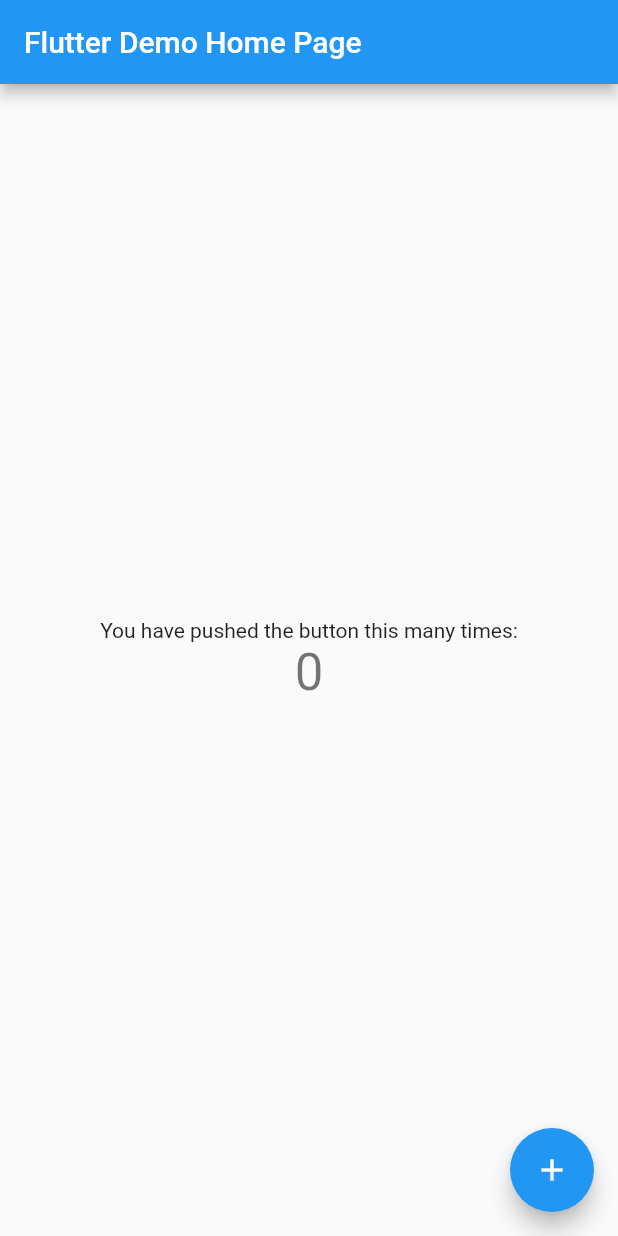
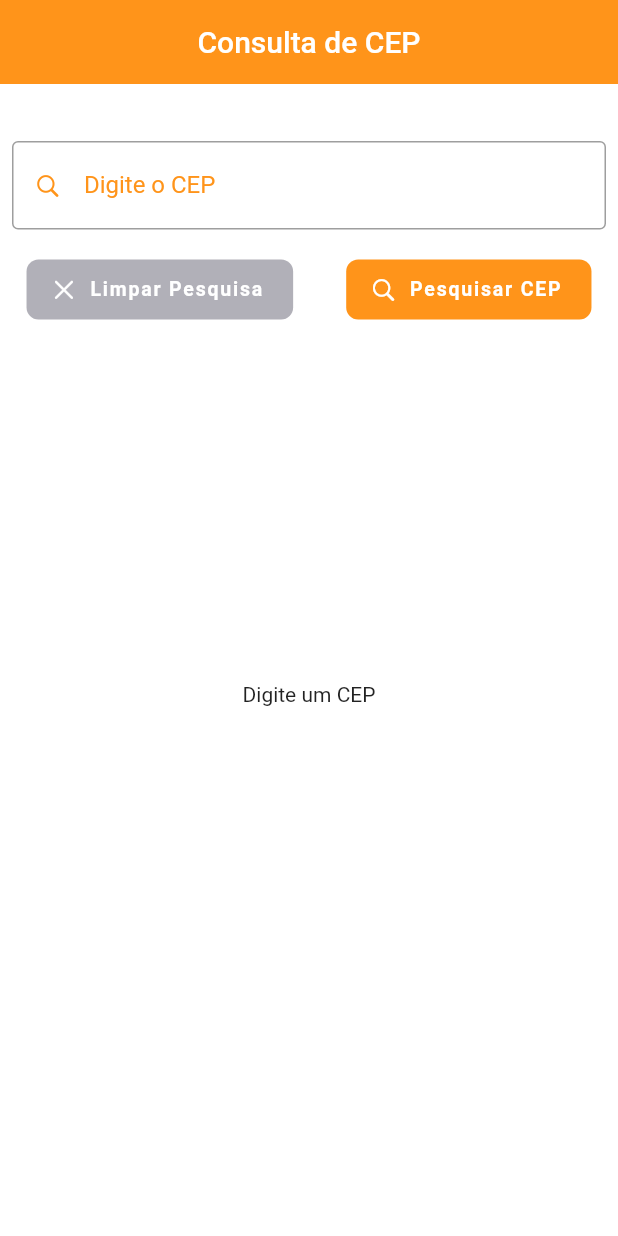
Before and after one commit to Jadiel-Santana/cep_search_clean_architecture, a Flutter app: the screen it shows after launch, on a phone screen of 412 x 824 dp. Run offline on Flutter 3.47's test engine with Material 2 defaults, Android fonts, the phone set to English and light mode, and no system bars; our stand-ins replace brasil_fields, dartz, get; Roboto replaces fonts that are missing (Montserrat).

Commit message:
Construção do presenter.

```diff
--- /dev/null
+++ b/lib/app/core/components/button.dart
@@ -0,0 +1,40 @@
+import 'package:flutter/material.dart';
+
+class Button extends StatelessWidget {
+  final String title;
+  final Color backgroundColor;
+  final IconData icon;
+  final Function() onPressed;
+
+  const Button({
+    Key? key,
+    required this.title,
+    required this.backgroundColor,
+    required this.icon,
+    required this.onPressed,
+  }) : super(key: key);
+
+  @override
+  Widget build(BuildContext context) {
+    return SizedBox(
+      height: 40,
+      child: FloatingActionButton.extended(
+        heroTag: UniqueKey(),
+        label: Text(
+          title,
+          style: const TextStyle(
+            fontSize: 13,
+            fontWeight: FontWeight.bold,
+          ),
+        ),
+        icon: Icon(
+          icon,
+          size: 18,
+          color: Colors.white,
+        ),
+        backgroundColor: backgroundColor,
+        onPressed: onPressed,
+      ),
+    );
+  }
+}
--- /dev/null
+++ b/lib/app/core/theme/app_colors.dart
@@ -0,0 +1,11 @@
+import 'package:flutter/material.dart';
+
+class AppColors {
+  AppColors._();
+
+  static const Color primary = Color(0xFFFF941A);
+  static const Color secondary = Color(0xFF585666);
+  static const Color grey = Color(0xFFB1B0B8);
+  static const Color white = Color(0xFFFFFFFF);
+  static const Color transparent = Color(0x00000000);
+}
--- /dev/null
+++ b/lib/app/core/theme/app_theme.dart
@@ -0,0 +1,49 @@
+import 'package:flutter/material.dart';
+import 'package:flutter/services.dart';
+
+import 'app_colors.dart';
+
+  ThemeData appTheme() {
+    const Color primaryColor = AppColors.primary;
+    const Color white = AppColors.white;
+
+    return ThemeData(
+      visualDensity: VisualDensity.adaptivePlatformDensity,
+      primaryColor: primaryColor,
+      backgroundColor: white,
+      scaffoldBackgroundColor: white,
+      hintColor: primaryColor,
+      brightness: Brightness.light,
+      fontFamily: 'Montserrat',
+      appBarTheme: const AppBarTheme(
+        elevation: 0,
+        titleSpacing: 0,
+        centerTitle: true,
+        color: primaryColor, systemOverlayStyle: SystemUiOverlayStyle.light,
+      ),
+      cardTheme: CardTheme(
+        color: white,
+        elevation: 4,
+        margin: EdgeInsets.zero,
+        shape: RoundedRectangleBorder(
+          borderRadius: BorderRadius.circular(8),
+        ),
+      ),
+      inputDecorationTheme: const InputDecorationTheme(
+        border: OutlineInputBorder(),
+        focusedBorder: OutlineInputBorder(
+          borderSide: BorderSide(color: primaryColor),
+        ),
+        labelStyle: TextStyle(color: primaryColor),
+        prefixIconColor: primaryColor,
+      ),
+      floatingActionButtonTheme: FloatingActionButtonThemeData(
+        elevation: 0,
+        foregroundColor: white,
+        backgroundColor: primaryColor,
+        shape: RoundedRectangleBorder(
+          borderRadius: BorderRadius.circular(8),
+        ),
+      ),
+    );
+  }
--- a/lib/app/layers/cep_search/domain/usecases/search_by_zipcode.dart
+++ b/lib/app/layers/cep_search/domain/usecases/search_by_zipcode.dart
@@ -1,4 +1,5 @@
 import 'package:dartz/dartz.dart';
+
 import '../entities/search_entity.dart';
 import '../errors/errors.dart';
 import '../repositories/search_repository.dart';
--- /dev/null
+++ b/lib/app/layers/cep_search/presenter/controllers/search_controller.dart
@@ -0,0 +1,44 @@
+import 'package:cep_search_clean_architecture/app/layers/cep_search/domain/errors/errors.dart';
+import 'package:cep_search_clean_architecture/app/layers/cep_search/domain/usecases/search_by_zipcode.dart';
+import 'package:flutter/cupertino.dart';
+import 'package:get/get.dart';
+
+import '../../domain/entities/search_entity.dart';
+
+class SearchController extends GetxController with StateMixin<SearchEntity> {
+  final SearchByZipCode _usecase;
+
+  SearchController(this._usecase);
+
+  final searchController = TextEditingController(text: '');
+
+  @override
+  void onInit() {
+    super.onInit();
+    searchZipCode();
+  }
+
+  void clearSearchInput() => searchController.clear();
+
+  searchZipCode() async {
+    change(null, status: RxStatus.loading());
+    var result = await _usecase(searchController.text);
+    return result.fold(
+      (error) => change(
+        null,
+        status: RxStatus.error(
+          (error is DatasourceError)
+            ? 'Nenhum resultado encontrado'
+            : 'Digite um CEP',
+        ),
+      ),
+      (success) => change(success, status: RxStatus.success()),
+    );
+  }
+
+  @override
+  void onClose() {
+    searchController.dispose();
+    super.onClose();
+  }
+}
--- /dev/null
+++ b/lib/app/layers/cep_search/presenter/pages/search_page.dart
@@ -0,0 +1,94 @@
+import 'package:brasil_fields/brasil_fields.dart';
+import 'package:cep_search_clean_architecture/app/core/theme/app_colors.dart';
+import 'package:flutter/cupertino.dart';
+import 'package:flutter/material.dart';
+import 'package:flutter/services.dart';
+import 'package:get/get.dart';
+
+import '../../../../core/components/button.dart';
+import '../components/zipcode_card_item.dart';
+import '../controllers/search_controller.dart';
+
+class SearchPage extends GetView<SearchController> {
+  const SearchPage({Key? key}) : super(key: key);
+
+  @override
+  Widget build(BuildContext context) {
+    return Scaffold(
+      appBar: AppBar(
+        title: const Text('Consulta de CEP'),
+      ),
+      body: SingleChildScrollView(
+        child: Column(
+          children: [
+            Column(
+              children: [
+                const SizedBox(height: 30),
+                Padding(
+                  padding: const EdgeInsets.all(8),
+                  child: TextFormField(
+                    controller: controller.searchController,
+                    textInputAction: TextInputAction.done,
+                    keyboardType: TextInputType.number,
+                    cursorColor: AppColors.primary,
+                    inputFormatters: [
+                      FilteringTextInputFormatter.digitsOnly,
+                      CepInputFormatter(ponto: false),
+                    ],
+                    decoration: const InputDecoration(
+                      labelText: 'Digite o CEP',
+                      prefixIcon: Icon(
+                        CupertinoIcons.search,
+                        size: 18,
+                      ),
+                    ),
+                  ),
+                ),
+                const SizedBox(height: 12),
+                Row(
+                  mainAxisAlignment: MainAxisAlignment.spaceAround,
+                  children: [
+                    Button(
+                      title: 'Limpar Pesquisa',
+                      backgroundColor: AppColors.grey,
+                      icon: CupertinoIcons.clear,
+                      onPressed: controller.clearSearchInput,
+                    ),
+                    Button(
+                      title: 'Pesquisar CEP',
+                      backgroundColor: AppColors.primary,
+                      icon: CupertinoIcons.search,
+                      onPressed: controller.searchZipCode,
+                    ),
+                  ],
+                ),
+              ],
+            ),
+            Column(
+              children: [
+                const SizedBox(height: 50),
+                controller.obx(
+                  (state) => ZipCodeCardItem(entity: state!),
+                  onLoading: const SizedBox(
+                    height: 400,
+                    child: Center(
+                      child: CircularProgressIndicator(
+                        color: AppColors.primary,
+                      ),
+                    ),
+                  ),
+                  onError: (error) => SizedBox(
+                    height: 400,
+                    child: Center(
+                      child: Text(error!),
+                    ),
+                  ),
+                ),
+              ],
+            ),
+          ],
+        ),
+      ),
+    );
+  }
+}
--- a/lib/main.dart
+++ b/lib/main.dart
@@ -1,4 +1,9 @@
 import 'package:flutter/material.dart';
+import 'package:get/get.dart';
+
+import 'app/core/theme/app_theme.dart';
+import 'app/layers/cep_search/presenter/bindings/search_binding.dart';
+import 'app/layers/cep_search/presenter/pages/search_page.dart';
 
 void main() {
   runApp(const MyApp());
@@ -7,109 +12,20 @@ void main() {
 class MyApp extends StatelessWidget {
   const MyApp({Key? key}) : super(key: key);
 
-  // This widget is the root of your application.
   @override
   Widget build(BuildContext context) {
-    return MaterialApp(
-      title: 'Flutter Demo',
-      theme: ThemeData(
-        // This is the theme of your application.
-        //
-        // Try running your application with "flutter run". You'll see the
-        // application has a blue toolbar. Then, without quitting the app, try
-        // changing the primarySwatch below to Colors.green and then invoke
-        // "hot reload" (press "r" in the console where you ran "flutter run",
-        // or simply save your changes to "hot reload" in a Flutter IDE).
-        // Notice that the counter didn't reset back to zero; the application
-        // is not restarted.
-        primarySwatch: Colors.blue,
-      ),
-      home: const MyHomePage(title: 'Flutter Demo Home Page'),
+    return GetMaterialApp(
+      title: 'Via CEP - Consulta',
+      debugShowCheckedModeBanner: false,
+      theme: appTheme(),
+      initialRoute: '/search_page',
+      getPages: [
+        GetPage(
+          name: '/search_page',
+          page: () => const SearchPage(),
+          binding: SearchBinding(),
+        ),
+      ],
     );
   }
 }
-
-class MyHomePage extends StatefulWidget {
-  const MyHomePage({Key? key, required this.title}) : super(key: key);
-
-  // This widget is the home page of your application. It is stateful, meaning
-  // that it has a State object (defined below) that contains fields that affect
-  // how it looks.
-
-  // This class is the configuration for the state. It holds the values (in this
-  // case the title) provided by the parent (in this case the App widget) and
-  // used by the build method of the State. Fields in a Widget subclass are
-  // always marked "final".
-
-  final String title;
-
-  @override
-  State<MyHomePage> createState() => _MyHomePageState();
-}
-
-class _MyHomePageState extends State<MyHomePage> {
-  int _counter = 0;
-
-  void _incrementCounter() {
-    setState(() {
-      // This call to setState tells the Flutter framework that something has
-      // changed in this State, which causes it to rerun the build method below
-      // so that the display can reflect the updated values. If we changed
-      // _counter without calling setState(), then the build method would not be
-      // called again, and so nothing would appear to happen.
-      _counter++;
-    });
-  }
-
-  @override
-  Widget build(BuildContext context) {
-    // This method is rerun every time setState is called, for instance as done
-    // by the _incrementCounter method above.
-    //
-    // The Flutter framework has been optimized to make rerunning build methods
-    // fast, so that you can just rebuild anything that needs updating rather
-    // than having to individually change instances of widgets.
-    return Scaffold(
-      appBar: AppBar(
-        // Here we take the value from the MyHomePage object that was created by
-        // the App.build method, and use it to set our appbar title.
-        title: Text(widget.title),
-      ),
-      body: Center(
-        // Center is a layout widget. It takes a single child and positions it
-        // in the middle of the parent.
-        child: Column(
-          // Column is also a layout widget. It takes a list of children and
-          // arranges them vertically. By default, it sizes itself to fit its
-          // children horizontally, and tries to be as tall as its parent.
-          //
-          // Invoke "debug painting" (press "p" in the console, choose the
-          // "Toggle Debug Paint" action from the Flutter Inspector in Android
-          // Studio, or the "Toggle Debug Paint" command in Visual Studio Code)
-          // to see the wireframe for each widget.
-          //
-          // Column has various properties to control how it sizes itself and
-          // how it positions its children. Here we use mainAxisAlignment to
-          // center the children vertically; the main axis here is the vertical
-          // axis because Columns are vertical (the cross axis would be
-          // horizontal).
-          mainAxisAlignment: MainAxisAlignment.center,
-          children: <Widget>[
-            const Text(
-              'You have pushed the button this many times:',
-            ),
-            Text(
-              '$_counter',
-              style: Theme.of(context).textTheme.headline4,
-            ),
-          ],
-        ),
-      ),
-      floatingActionButton: FloatingActionButton(
-        onPressed: _incrementCounter,
-        tooltip: 'Increment',
-        child: const Icon(Icons.add),
-      ), // This trailing comma makes auto-formatting nicer for build methods.
-    );
-  }
-}
--- a/pubspec.yaml
+++ b/pubspec.yaml
@@ -12,6 +12,8 @@ dependencies:
   cupertino_icons: ^1.0.4
   dartz: ^0.10.1
   http: ^0.13.4
+  get: ^4.6.1
+  brasil_fields: ^1.3.1
 
 dev_dependencies:
   flutter_test:
```
Also changed, not shown: lib/app/core/components/label_text.dart (added, +41 -0 lines), lib/app/layers/cep_search/presenter/bindings/search_binding.dart (added, +24 -0 lines), lib/app/layers/cep_search/presenter/components/zipcode_card_item.dart (added, +122 -0 lines), lib/app/layers/cep_search/data/datasources/zipcode_search_datasource_imp.dart (renamed from lib/app/layers/cep_search/data/datasources/zip_code_search_datasource_imp.dart), pubspec.lock, 2 other files.
